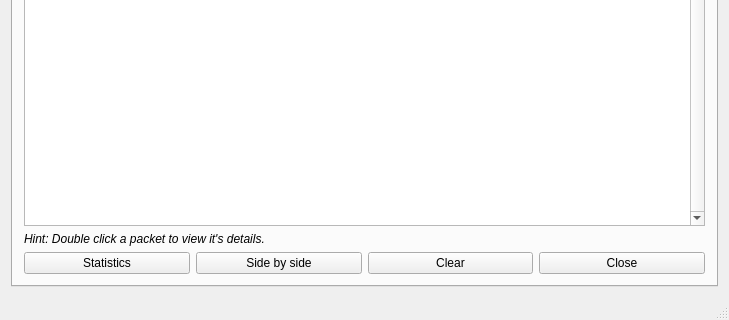
Qt form mainwindow.ui (AONunan/FinalYearProject) before a commit; both pictures show x 0 to 729 and y 270 to 590 of the 729 by 590 pixel window.
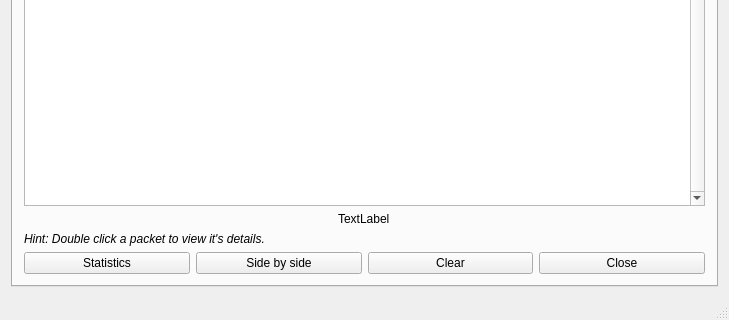
The same form after that commit.

Commit message: Added loading gif

Patch:
```diff
--- a/mainwindow.ui
+++ b/mainwindow.ui
@@ -146,6 +146,13 @@
           </column>
          </widget>
         </item>
+        <item alignment="Qt::AlignHCenter">
+         <widget class="QLabel" name="label_loading">
+          <property name="text">
+           <string>TextLabel</string>
+          </property>
+         </widget>
+        </item>
         <item>
          <widget class="QLabel" name="label_hint">
           <property name="enabled">
```
The commit also changes 2 other files.
